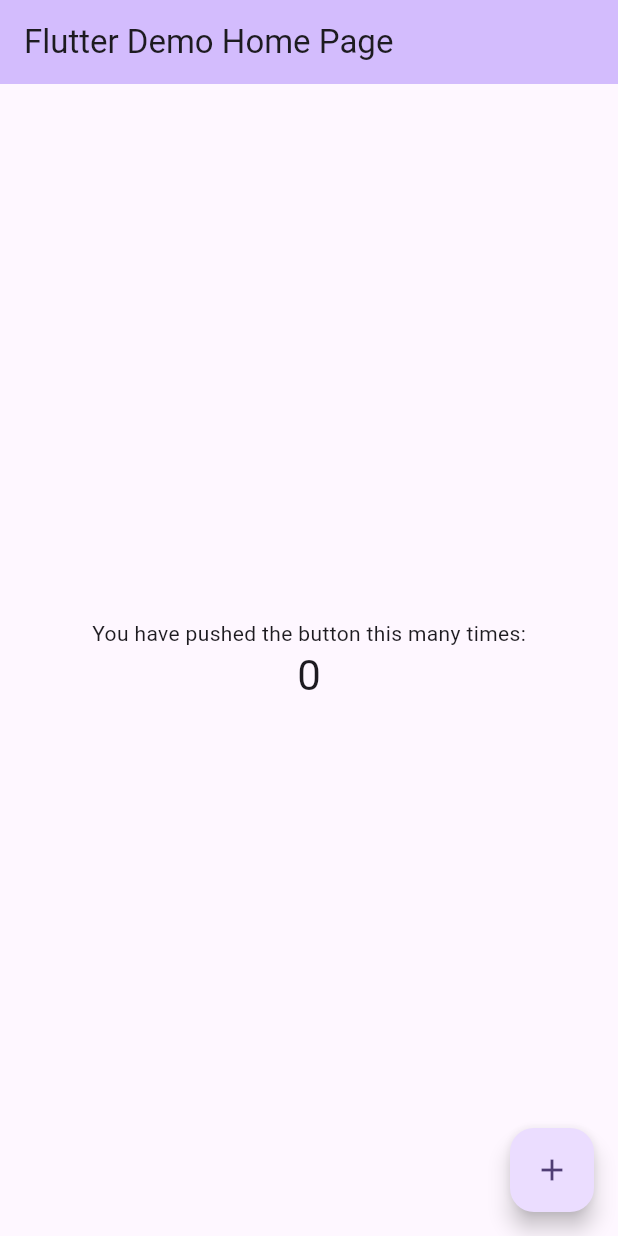
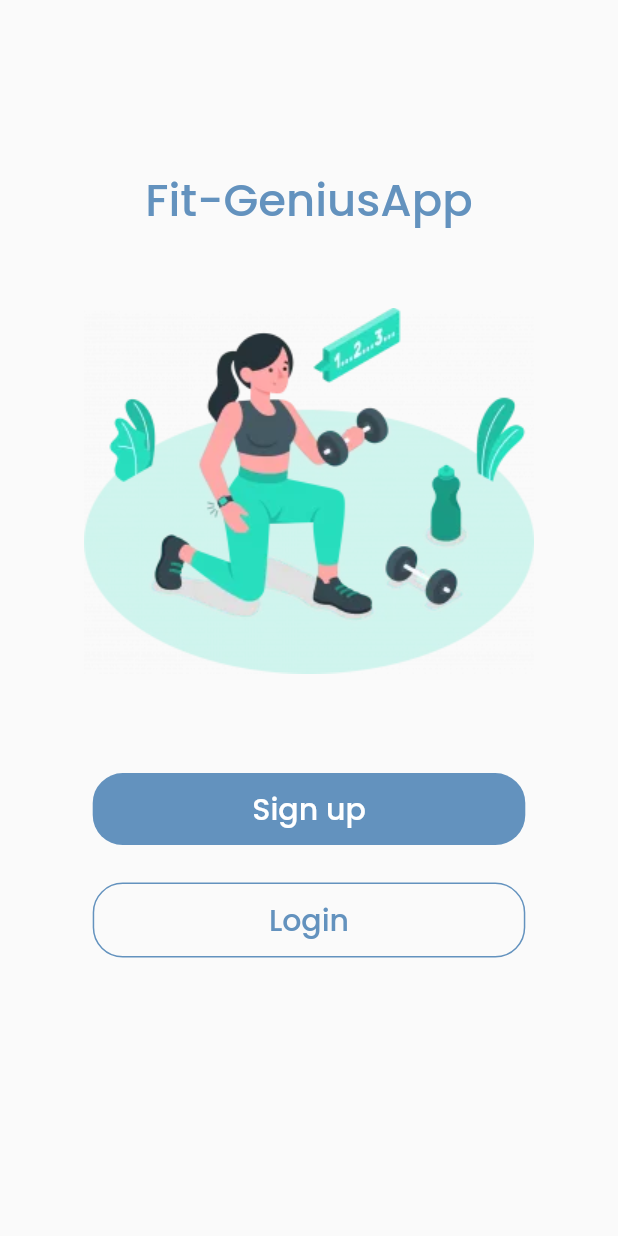
Before and after one commit to abir2301/fit_genius, a Flutter app: the screen it shows after launch, on a phone screen of 412 x 824 dp. Run offline on Flutter 3.47's test engine with Material 2 defaults, Android fonts, the light colour scheme and no system bars; our stand-ins replace google_fonts.

Commit message:
login and welcoming screen

```diff
--- /dev/null
+++ b/front_end/app/lib/core/app_theme.dart
@@ -0,0 +1,51 @@
+import 'package:flutter/material.dart';
+import 'package:google_fonts/google_fonts.dart';
+
+const primaryColor = Color(0xff6392BE);
+const secondaryColor = Color(0xff51eec2);
+const blackColor = Color(0xff000000);
+const white = Color(0xffF5F5F5);
+
+final appTheme = ThemeData(
+    appBarTheme: AppBarTheme(
+      backgroundColor: primaryColor,
+      centerTitle: true,
+    ),
+    brightness: Brightness.light,
+    primaryColor: primaryColor,
+    colorScheme: ColorScheme.light(
+      primary: primaryColor,
+    ),
+    progressIndicatorTheme: ProgressIndicatorThemeData(color: primaryColor),
+    floatingActionButtonTheme: FloatingActionButtonThemeData(
+      backgroundColor: primaryColor,
+      foregroundColor: secondaryColor,
+    ),
+    inputDecorationTheme: InputDecorationTheme(
+        floatingLabelStyle: TextStyle(color: primaryColor),
+        iconColor: secondaryColor,
+        focusedBorder: OutlineInputBorder(
+          borderSide: BorderSide(color: secondaryColor),
+          borderRadius: BorderRadius.circular(8),
+        ),
+        border: OutlineInputBorder(
+          borderSide: BorderSide(color: primaryColor),
+          borderRadius: BorderRadius.circular(8),
+        )));
+screenHeaderStyle({required double size}) {
+  return GoogleFonts.poppins(
+      textStyle: TextStyle(
+    color: primaryColor,
+    fontWeight: FontWeight.w500,
+    fontSize: size,
+  ));
+}
+
+kButtonTextStyle(bool isSkipped) {
+  return GoogleFonts.poppins(
+      textStyle: TextStyle(
+    color: isSkipped ? primaryColor : Colors.white,
+    fontWeight: FontWeight.w500,
+    fontSize: 20,
+  ));
+}
--- /dev/null
+++ b/front_end/app/lib/features/auth/presentation/components/rounded_button.dart
@@ -0,0 +1,40 @@
+import 'package:flutter/material.dart';
+
+import '../../../../core/app_theme.dart';
+
+class RoundedButton extends StatelessWidget {
+  RoundedButton(
+      {required this.text, required this.onPress, required this.withBgColor , required this.width});
+
+  String text;
+  final VoidCallback onPress;
+  bool withBgColor;
+  double width ;
+
+  @override
+  Widget build(BuildContext context) {
+    final bg_raduis = 20.0;
+    return Padding(
+      padding: EdgeInsets.only(top: 25, bottom: 0),
+      child: Container(
+        width: width,
+        alignment: Alignment.center,
+        //padding: EdgeInsets.symmetric(horizontal: 5, vertical: 5),
+        decoration: withBgColor
+            ? BoxDecoration(
+                borderRadius: BorderRadius.circular(bg_raduis),
+                color: primaryColor)
+            : BoxDecoration(
+                border: Border.all(
+                  color: primaryColor,
+                  width: 1,
+                ),
+                borderRadius: BorderRadius.circular(bg_raduis)),
+        child: MaterialButton(
+          onPressed: onPress,
+          child: Text(text, style: kButtonTextStyle(!withBgColor)),
+        ),
+      ),
+    );
+  }
+}
--- /dev/null
+++ b/front_end/app/lib/features/auth/presentation/components/screen_header.dart
@@ -0,0 +1,22 @@
+import 'package:flutter/material.dart';
+import '../../../../core/app_theme.dart';
+
+// ignore: camel_case_types
+class screenHeader extends StatelessWidget {
+  final String title;
+  final double size ;
+
+  const screenHeader({Key? key, required this.title , required  this.size}) : super(key: key);
+  @override
+  Widget build(BuildContext context) {
+    return Padding(
+      padding: const EdgeInsets.all(8.0),
+      child: Center(
+        child: Text(
+          title,
+          style: screenHeaderStyle(size: size),
+        ),
+      ),
+    );
+  }
+}
--- /dev/null
+++ b/front_end/app/lib/features/auth/presentation/screens/welcoming_screen.dart
@@ -0,0 +1,61 @@
+import 'package:app/features/auth/presentation/components/rounded_button.dart';
+import 'package:app/features/auth/presentation/components/screen_header.dart';
+import 'package:flutter/material.dart';
+
+class WelcomingScreen extends StatefulWidget {
+  const WelcomingScreen({super.key});
+
+  @override
+  State<WelcomingScreen> createState() => _WelcomingScreenState();
+}
+
+class _WelcomingScreenState extends State<WelcomingScreen> {
+  @override
+  Widget build(BuildContext context) {
+    final padding_v = MediaQuery.of(context).size.width * 0.25;
+    final padding_h = MediaQuery.of(context).size.width * 0.1;
+
+    return Scaffold(
+      body: ListView(children: [
+        Padding(
+          padding:
+              EdgeInsets.symmetric(vertical: padding_v, horizontal: padding_h),
+          child: Column(
+            mainAxisAlignment: MainAxisAlignment.center,
+            children: [
+              const screenHeader(
+                title: "Fit-GeniusApp",
+                size: 30,
+              ),
+              SizedBox(
+                height: MediaQuery.of(context).size.width * 0.1,
+              ),
+              Container(
+                child: Image.asset("assets/images/logo.png"),
+              ),
+              SizedBox(
+                height: MediaQuery.of(context).size.width * 0.1,
+              ),
+              RoundedButton(
+                width: MediaQuery.of(context).size.width * 0.7,
+                text: 'Sign up',
+                onPress: () {
+                  Navigator.pushNamed(context, '/register');
+                },
+                withBgColor: true,
+              ),
+              RoundedButton(
+                width: MediaQuery.of(context).size.width * 0.7,
+                text: 'Login',
+                onPress: () {
+                  Navigator.pushNamed(context, '/login');
+                },
+                withBgColor: false,
+              ),
+            ],
+          ),
+        ),
+      ]),
+    );
+  }
+}
--- a/front_end/app/lib/main.dart
+++ b/front_end/app/lib/main.dart
@@ -1,4 +1,9 @@
+import 'package:app/core/app_theme.dart';
 import 'package:flutter/material.dart';
+
+import 'features/auth/presentation/screens/login_screen.dart';
+import 'features/auth/presentation/screens/register_screen.dart';
+import 'features/auth/presentation/screens/welcoming_screen.dart';
 
 void main() {
   runApp(const MyApp());
@@ -11,115 +16,15 @@ class MyApp extends StatelessWidget {
   @override
   Widget build(BuildContext context) {
     return MaterialApp(
+      debugShowCheckedModeBanner: false,
       title: 'Flutter Demo',
-      theme: ThemeData(
-        // This is the theme of your application.
-        //
-        // TRY THIS: Try running your application with "flutter run". You'll see
-        // the application has a blue toolbar. Then, without quitting the app,
-        // try changing the seedColor in the colorScheme below to Colors.green
-        // and then invoke "hot reload" (save your changes or press the "hot
-        // reload" button in a Flutter-supported IDE, or press "r" if you used
-        // the command line to start the app).
-        //
-        // Notice that the counter didn't reset back to zero; the application
-        // state is not lost during the reload. To reset the state, use hot
-        // restart instead.
-        //
-        // This works for code too, not just values: Most code changes can be
-        // tested with just a hot reload.
-        colorScheme: ColorScheme.fromSeed(seedColor: Colors.deepPurple),
-        useMaterial3: true,
-      ),
-      home: const MyHomePage(title: 'Flutter Demo Home Page'),
+      // theme: appTheme,
+      initialRoute: '/',
+      routes: {
+        '/': (context) => const WelcomingScreen(),
+        '/login': (context) => const LoginScreen(),
+        '/register': (context) => const RegisterScreen()
+      },
     );
   }
 }
-
-class MyHomePage extends StatefulWidget {
-  const MyHomePage({super.key, required this.title});
-
-  // This widget is the home page of your application. It is stateful, meaning
-  // that it has a State object (defined below) that contains fields that affect
-  // how it looks.
-
-  // This class is the configuration for the state. It holds the values (in this
-  // case the title) provided by the parent (in this case the App widget) and
-  // used by the build method of the State. Fields in a Widget subclass are
-  // always marked "final".
-
-  final String title;
-
-  @override
-  State<MyHomePage> createState() => _MyHomePageState();
-}
-
-class _MyHomePageState extends State<MyHomePage> {
-  int _counter = 0;
-
-  void _incrementCounter() {
-    setState(() {
-      // This call to setState tells the Flutter framework that something has
-      // changed in this State, which causes it to rerun the build method below
-      // so that the display can reflect the updated values. If we changed
-      // _counter without calling setState(), then the build method would not be
-      // called again, and so nothing would appear to happen.
-      _counter++;
-    });
-  }
-
-  @override
-  Widget build(BuildContext context) {
-    // This method is rerun every time setState is called, for instance as done
-    // by the _incrementCounter method above.
-    //
-    // The Flutter framework has been optimized to make rerunning build methods
-    // fast, so that you can just rebuild anything that needs updating rather
-    // than having to individually change instances of widgets.
-    return Scaffold(
-      appBar: AppBar(
-        // TRY THIS: Try changing the color here to a specific color (to
-        // Colors.amber, perhaps?) and trigger a hot reload to see the AppBar
-        // change color while the other colors stay the same.
-        backgroundColor: Theme.of(context).colorScheme.inversePrimary,
-        // Here we take the value from the MyHomePage object that was created by
-        // the App.build method, and use it to set our appbar title.
-        title: Text(widget.title),
-      ),
-      body: Center(
-        // Center is a layout widget. It takes a single child and positions it
-        // in the middle of the parent.
-        child: Column(
-          // Column is also a layout widget. It takes a list of children and
-          // arranges them vertically. By default, it sizes itself to fit its
-          // children horizontally, and tries to be as tall as its parent.
-          //
-          // Column has various properties to control how it sizes itself and
-          // how it positions its children. Here we use mainAxisAlignment to
-          // center the children vertically; the main axis here is the vertical
-          // axis because Columns are vertical (the cross axis would be
-          // horizontal).
-          //
-          // TRY THIS: Invoke "debug painting" (choose the "Toggle Debug Paint"
-          // action in the IDE, or press "p" in the console), to see the
-          // wireframe for each widget.
-          mainAxisAlignment: MainAxisAlignment.center,
-          children: <Widget>[
-            const Text(
-              'You have pushed the button this many times:',
-            ),
-            Text(
-              '$_counter',
-              style: Theme.of(context).textTheme.headlineMedium,
-            ),
-          ],
-        ),
-      ),
-      floatingActionButton: FloatingActionButton(
-        onPressed: _incrementCounter,
-        tooltip: 'Increment',
-        child: const Icon(Icons.add),
-      ), // This trailing comma makes auto-formatting nicer for build methods.
-    );
-  }
-}
```
Also changed, not shown: front_end/app/lib/features/auth/presentation/components/input_field.dart (added, +82 -0 lines), front_end/app/lib/features/auth/presentation/screens/login_screen.dart (added, +60 -0 lines), front_end/app/lib/features/auth/presentation/screens/register_screen.dart (added, +19 -0 lines), front_end/app/pubspec.yaml (+5 -7 lines), front_end/app/assets/images/healthy_plan.jpg (added), front_end/app/assets/images/logo.png (added), front_end/app/pubspec.lock, 1 other file.
